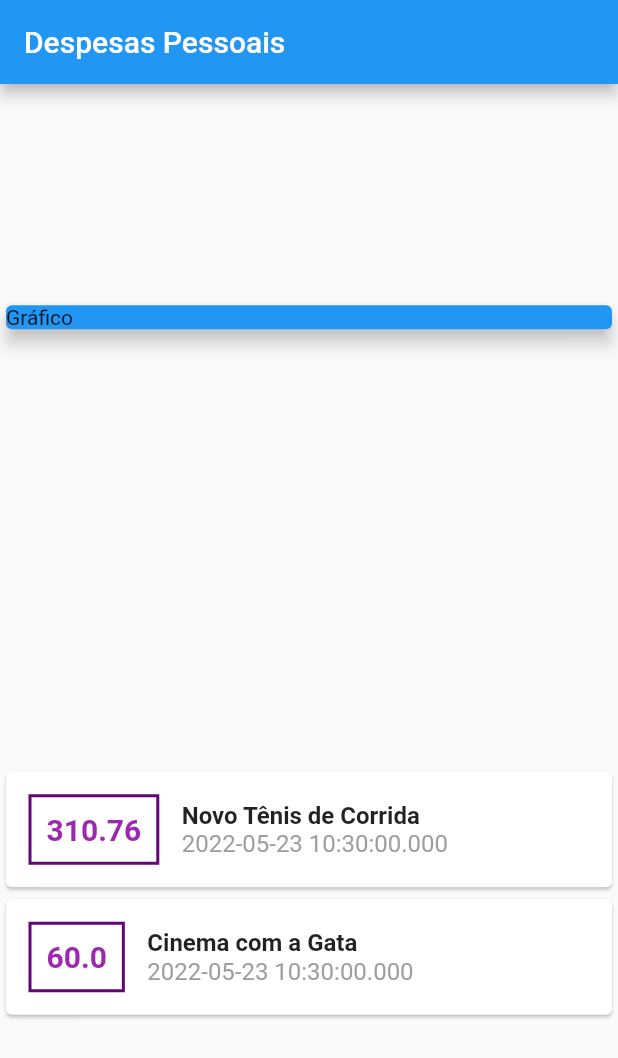
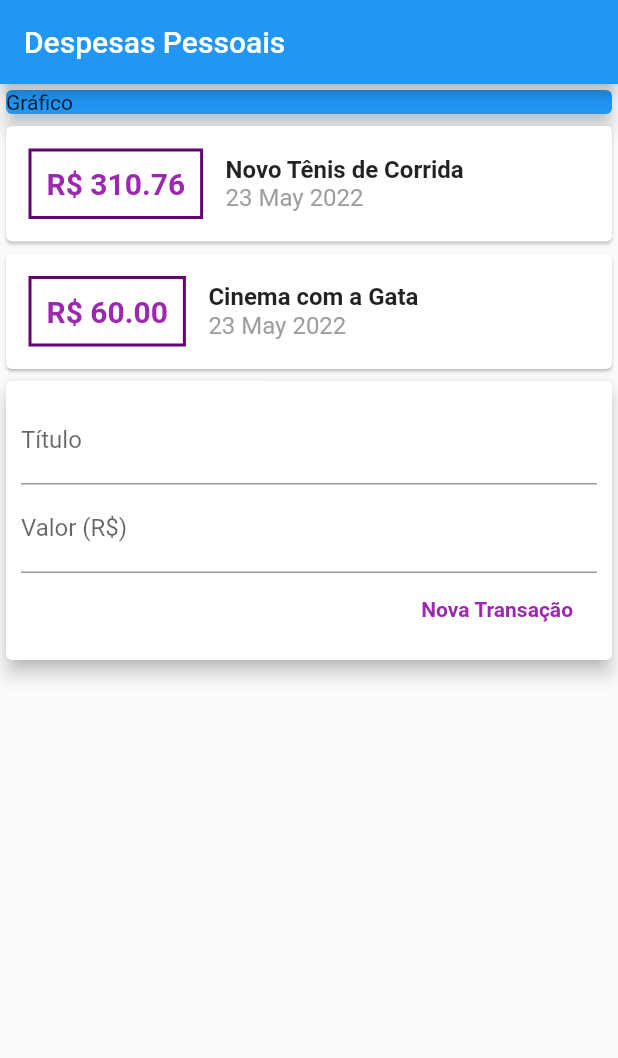
Before and after one commit to colombolucas/expensesApp, a Flutter app: the screen it shows after launch, on a phone screen of 412 x 824 dp. Shown: the top 1058 px of the screen. Run offline on Flutter 3.47's test engine with Material 2 defaults, Android fonts, the phone set to English and light mode, and no system bars.

Commit message:
Novos Styles e customizações para nova transação, e formato data.

```diff
--- a/lib/main.dart
+++ b/lib/main.dart
@@ -1,5 +1,6 @@
 import 'package:expenses/models/transaction.dart';
 import 'package:flutter/material.dart';
+import 'package:intl/intl.dart';
 
 void main() => runApp(ExpensesApp());
 
@@ -13,6 +14,9 @@ class ExpensesApp extends StatelessWidget {
 }
 
 class MyHomePage extends StatelessWidget {
+  String? title;
+  String? value;
+
   final _transactions = [
     Transaction(
       id: 't1',
@@ -35,7 +39,6 @@ class MyHomePage extends StatelessWidget {
         title: Text("Despesas Pessoais"),
       ),
       body: Column(
-        mainAxisAlignment: MainAxisAlignment.spaceAround,
         crossAxisAlignment: CrossAxisAlignment.stretch,
         children: <Widget>[
           Container(
@@ -59,7 +62,7 @@ class MyHomePage extends StatelessWidget {
                     )),
                     padding: EdgeInsets.all(10),
                     child: Text(
-                      tr.value.toString(),
+                      'R\$ ${tr.value.toStringAsFixed(2)}',
                       style: TextStyle(
                         fontWeight: FontWeight.bold,
                         fontSize: 20,
@@ -76,17 +79,52 @@ class MyHomePage extends StatelessWidget {
                             fontSize: 16, fontWeight: FontWeight.bold),
                       ),
                       Text(
-                        tr.date.toString(),
+                        DateFormat('d MMM y').format(tr.date),
                         style: TextStyle(
                           fontSize: 16,
                           color: Colors.grey,
                         ),
                       ),
                     ],
-                  )
+                  ),
                 ],
               ));
             }).toList(),
+          ),
+          Card(
+            elevation: 5,
+            child: Padding(
+              padding: const EdgeInsets.all(10),
+              child: Column(
+                children: [
+                  TextField(
+                    onChanged: (newValue) => title = newValue,
+                    decoration: InputDecoration(labelText: 'Título'),
+                  ),
+                  TextField(
+                    onChanged: (newValue) => value = newValue,
+                    decoration: InputDecoration(labelText: 'Valor (R\$)'),
+                  ),
+                  Row(
+                    mainAxisAlignment: MainAxisAlignment.end,
+                    children: [
+                      FlatButton(
+                        onPressed: () {
+                          print(title);
+                          print(value);
+                        },
+                        child: Text(
+                          'Nova Transação',
+                          style: TextStyle(
+                              fontWeight: FontWeight.bold,
+                              color: Colors.purple),
+                        ),
+                      ),
+                    ],
+                  )
+                ],
+              ),
+            ),
           )
         ],
       ),
--- a/pubspec.yaml
+++ b/pubspec.yaml
@@ -29,6 +29,7 @@ environment:
 dependencies:
   flutter:
     sdk: flutter
+  intl: ^0.17.0
 
 
   # The following adds the Cupertino Icons font to your application.
```
Also changed, not shown: pubspec.lock.
